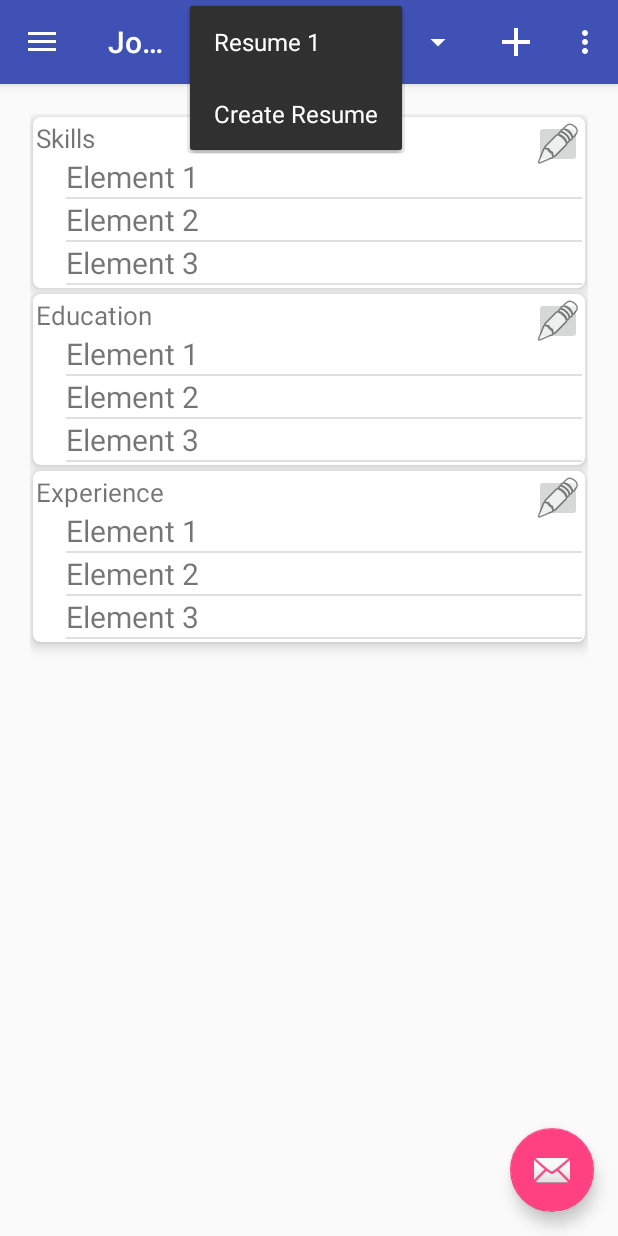
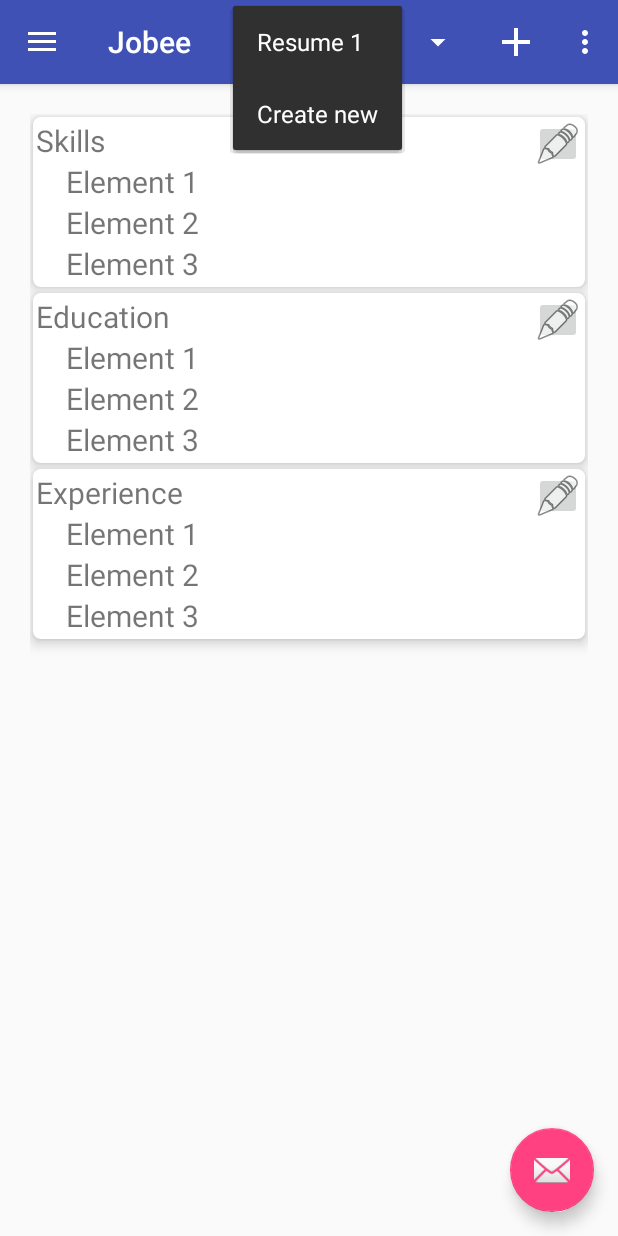
Before and after one commit to fredzqm/Jobee, an Android app: the fragment ResumeFragment placed in its activity, after a tap on "Resume 1", on a phone screen of 412 x 824 dp. Run offline under Robolectric (Android 15) with nearby library versions, the phone set to English and light mode, and no system bars.

Commit message:
Resume switch nicely

```diff
--- a/app/src/main/java/com/fredzqm/jobee/job_seeker/resume/NestedListView.java
+++ /dev/null
@@ -1,57 +0,0 @@
-package com.fredzqm.jobee.job_seeker.resume;
-
-import android.content.Context;
-import android.util.AttributeSet;
-import android.view.View;
-import android.view.ViewGroup;
-import android.widget.ListAdapter;
-import android.widget.ListView;
-
-public class NestedListView extends ListView {
-
-    private int listViewTouchAction;
-    private static final int MAXIMUM_LIST_ITEMS_VIEWABLE = 99;
-
-    public NestedListView(Context context, AttributeSet attrs) {
-        super(context, attrs);
-        listViewTouchAction = -1;
-    }
-
-    @Override
-    protected void onMeasure(int widthMeasureSpec, int heightMeasureSpec) {
-        super.onMeasure(widthMeasureSpec, heightMeasureSpec);
-
-        int newHeight = 0;
-        final int heightMode = MeasureSpec.getMode(heightMeasureSpec);
-        int heightSize = MeasureSpec.getSize(heightMeasureSpec);
-        if (heightMode != MeasureSpec.EXACTLY) {
-            ListAdapter listAdapter = getAdapter();
-            if (listAdapter != null && !listAdapter.isEmpty()) {
-                int listPosition = 0;
-                int count = listAdapter.getCount();
-                for (listPosition = 0; listPosition < count
-                        && listPosition < MAXIMUM_LIST_ITEMS_VIEWABLE; listPosition++) {
-                    View listItem = listAdapter.getView(listPosition, null, this);
-                    if (listItem instanceof ViewGroup) {
-                        listItem.setLayoutParams(new LayoutParams(
-                                LayoutParams.WRAP_CONTENT, LayoutParams.WRAP_CONTENT));
-                    }
-                    listItem.measure(widthMeasureSpec, heightMeasureSpec);
-                    int height = listItem.getMeasuredHeight();
-                    newHeight += height;
-                }
-                int divHeight = getDividerHeight();
-                newHeight += divHeight * listPosition;
-            }
-            if ((heightMode == MeasureSpec.AT_MOST) && (newHeight > heightSize)) {
-                if (newHeight > heightSize) {
-                    newHeight = heightSize;
-                }
-            }
-        } else {
-            newHeight = getMeasuredHeight();
-        }
-        setMeasuredDimension(getMeasuredWidth(), newHeight);
-    }
-
-}
--- a/app/src/main/java/com/fredzqm/jobee/job_seeker/resume/ResumeAdapter.java
+++ b/app/src/main/java/com/fredzqm/jobee/job_seeker/resume/ResumeAdapter.java
@@ -3,7 +3,9 @@ package com.fredzqm.jobee.job_seeker.resume;
 import android.content.Context;
 import android.content.DialogInterface;
 import android.support.v7.app.AlertDialog;
+import android.support.v7.widget.LinearLayoutCompat;
 import android.support.v7.widget.RecyclerView;
+import android.view.Gravity;
 import android.view.LayoutInflater;
 import android.view.View;
 import android.view.ViewGroup;
@@ -12,6 +14,7 @@ import android.widget.BaseAdapter;
 import android.widget.Button;
 import android.widget.EditText;
 import android.widget.ImageButton;
+import android.widget.LinearLayout;
 import android.widget.ListView;
 import android.widget.TextView;
 
@@ -49,9 +52,7 @@ public class ResumeAdapter extends RecyclerView.Adapter<ResumeAdapter.ViewHolder
 
     @Override
     public void onBindViewHolder(ViewHolder holder, int position) {
-        holder.mResumeCategory = this.mResume.get(position);
-        holder.mTypeTextView.setText(holder.mResumeCategory.getType());
-        holder.mAdapter.notifyDataSetChanged();
+        holder.updateUI(this.mResume.get(position));
     }
 
     @Override
@@ -68,31 +69,45 @@ public class ResumeAdapter extends RecyclerView.Adapter<ResumeAdapter.ViewHolder
         return mResume;
     }
 
-    public class ViewHolder extends RecyclerView.ViewHolder implements View.OnClickListener, AdapterView.OnItemClickListener {
+    public class ViewHolder extends RecyclerView.ViewHolder implements View.OnClickListener{
+        ResumeCategory mResumeCategory;
+
         TextView mTypeTextView;
-        ListView mListView;
-        ResumeCategory mResumeCategory;
-        ResumeContentListAdapter mAdapter;
+        ImageButton mEditButton;
+        LinearLayout mListView;
 
         public ViewHolder(final View itemView) {
             super(itemView);
-            mAdapter = new ResumeContentListAdapter();
             mResumeCategory = new ResumeCategory();
 
             mTypeTextView = (TextView) itemView.findViewById(R.id.js_resume_item_content_title);
             mTypeTextView.setOnClickListener(this);
-            ImageButton button = (ImageButton) itemView.findViewById(R.id.edit_button);
-            button.setOnClickListener(this);
-            mListView = (ListView) itemView.findViewById(R.id.listviewTasks);
-            mListView.setTextFilterEnabled(true);
-            mListView.setOnItemClickListener(this);
-            mListView.setAdapter(mAdapter);
+            mEditButton = (ImageButton) itemView.findViewById(R.id.edit_button);
+            mEditButton.setOnClickListener(this);
+            mListView = (LinearLayout) itemView.findViewById(R.id.listviewTasks);
+        }
+
+        public void updateUI(ResumeCategory resumeCategory) {
+            this.mResumeCategory = resumeCategory;
+            mTypeTextView.setText(mResumeCategory.getType());
+            mListView.removeAllViews();
+            for (int i = 0 ; i < mResumeCategory.size(); i++) {
+                String s = mResumeCategory.get(i);
+                TextView tv = new TextView(mContext);
+                tv.setGravity(Gravity.CENTER_VERTICAL);
+                tv.setId(i);
+                tv.setTextSize(20);
+                tv.setText(s);
+                tv.setOnClickListener(this);
+                mListView.addView(tv);
+            }
         }
 
         @Override
         public void onClick(View view) {
             if (!mEditing) {
                 mEditing = true;
+                if (view == mTypeTextView || view == mEditButton) {
                     final EditText editText = new EditText(mContext);
                     editText.setText(mResumeCategory.getType());
                     new AlertDialog.Builder(mContext)
@@ -120,13 +135,8 @@ public class ResumeAdapter extends RecyclerView.Adapter<ResumeAdapter.ViewHolder
                                 }
                             })
                             .show();
-            }
-        }
-
-        @Override
-        public void onItemClick(AdapterView<?> adapterView, final View view, final int position, long id) {
-            if (!mEditing) {
-                mEditing = true;
+                }else{
+                    final int position = view.getId();
                     final EditText editText = new EditText(mContext);
                     editText.setText(mResumeCategory.get(position));
                     new AlertDialog.Builder(mContext)
@@ -137,7 +147,8 @@ public class ResumeAdapter extends RecyclerView.Adapter<ResumeAdapter.ViewHolder
                                 public void onClick(DialogInterface dialog, int which) {
                                     String str = editText.getText().toString();
                                     mResumeCategory.set(position, str);
-                                mAdapter.notifyDataSetChanged();
+                                    TextView textView = (TextView) mListView.getChildAt(position);
+                                    textView.setText(str);
                                 }
                             })
                             .setNegativeButton(android.R.string.no, null)
@@ -150,46 +161,7 @@ public class ResumeAdapter extends RecyclerView.Adapter<ResumeAdapter.ViewHolder
                             .show();
                 }
             }
-
-
-        /**
-         * Created by zhang on 7/14/2016.
-         */
-        public class ResumeContentListAdapter extends BaseAdapter {
-
-            public ResumeContentListAdapter() {
-            }
-
-            @Override
-            public int getCount() {
-                return mResumeCategory.size();
-            }
-
-            @Override
-            public Object getItem(int i) {
-                return mResumeCategory.get(i);
-            }
-
-            @Override
-            public long getItemId(int i) {
-                return mResumeCategory.get(i).hashCode();
-            }
-
-            @Override
-            public View getView(int position, View convertView, ViewGroup parent) {
-                View view;
-                if (convertView == null) {
-                    view = LayoutInflater.from(mContext).inflate(R.layout.js_resume_item_content_item_view, parent, false);
-                } else {
-                    view = convertView;
-                }
-                String name = mResumeCategory.get(position);
-                TextView nameTextView = (TextView) view.findViewById(R.id.js_resume_item_content_detail);
-                nameTextView.setText(name);
-                return view;
-            }
         }
 
     }
-
 }
--- a/app/src/main/java/com/fredzqm/jobee/job_seeker/resume/ResumeFragment.java
+++ b/app/src/main/java/com/fredzqm/jobee/job_seeker/resume/ResumeFragment.java
@@ -22,6 +22,8 @@ import android.widget.Spinner;
 import com.fredzqm.jobee.R;
 import com.fredzqm.jobee.job_seeker.ContainedFragment;
 
+import java.util.ArrayList;
+
 /**
  * A simple {@link Fragment} subclass.
  * Activities that contain this fragment must implement the
@@ -37,9 +39,12 @@ public class ResumeFragment extends ContainedFragment {
 
     private String mUserName;
     private Callback mCallback;
+
     private RecyclerView mRecyclerView;
     private ResumeAdapter mResumeAdapter;
-    private ResumeSwitchListAdapter mSwitchListAdapter;
+
+    private ArrayList<Resume> mResumes;
+
 
     public ResumeFragment() {
         // Required empty public constructor
@@ -67,13 +72,23 @@ public class ResumeFragment extends ContainedFragment {
         inflater.inflate(R.menu.js_resume, menu);
         MenuItem item = menu.findItem(R.id.action_switch);
         final MenuItem menuItem = item.setActionView(R.layout.resume_switch_list);
-        Spinner spinner = (Spinner) item.getActionView().findViewById(R.id.resume_switch_spiner);
-        spinner.setAdapter(mSwitchListAdapter);
+        final Spinner spinner = (Spinner) item.getActionView().findViewById(R.id.resume_switch_spiner);
+        spinner.setAdapter(new ArrayAdapter<String>(getContext(),android.R.layout.simple_list_item_1, android.R.id.text1){
+            public int getCount(){
+                return mResumes.size() + 1;
+            }
+
+            public String getItem(int position){
+                if (position == mResumes.size()){
+                    return "Create new";
+                }
+                return mResumes.get(position).getName();
+            }
+        });
         spinner.setOnItemSelectedListener(new AdapterView.OnItemSelectedListener() {
             @Override
             public void onItemSelected(AdapterView<?> parent, View view, int position, long id){
-                Resume selected = mSwitchListAdapter.getItem(position);
-                if (selected == Resume.createResumeStub){
+                if (position == mResumes.size()){
                     final EditText editText = new EditText(getContext());
                     editText.setHint("Resume name");
                     editText.setTransformationMethod(SingleLineTransformationMethod.getInstance());
@@ -84,13 +99,14 @@ public class ResumeFragment extends ContainedFragment {
                                 @Override
                                 public void onClick(DialogInterface dialog, int which) {
                                     Resume created = Resume.newInstance(editText.getText().toString());
-                                    mSwitchListAdapter.add(created);
+                                    mResumes.add(created);
                                     mResumeAdapter.setResume(created);
+                                    spinner.setPrompt(created.getName());
                                 }
                             })
                             .show();
                 }else{
-                    mResumeAdapter.setResume(selected);
+                    mResumeAdapter.setResume(mResumes.get(position));
                 }
             }
 
@@ -138,11 +154,11 @@ public class ResumeFragment extends ContainedFragment {
         }
         setHasOptionsMenu(true);
         mResumeAdapter = new ResumeAdapter(getContext());
-        mSwitchListAdapter = new ResumeSwitchListAdapter(getContext());
         // TODO: replace those with resume from database
         Resume resume = Resume.newInstance("Resume 1");
         mResumeAdapter.setResume(resume);
-        mSwitchListAdapter.add(resume);
+        mResumes = new ArrayList<>();
+        mResumes.add(resume);
     }
 
     @Override
--- a/app/src/main/java/com/fredzqm/jobee/job_seeker/resume/ResumeSwitchListAdapter.java
+++ /dev/null
@@ -1,27 +0,0 @@
-package com.fredzqm.jobee.job_seeker.resume;
-
-import android.content.Context;
-import android.sax.RootElement;
-import android.widget.ArrayAdapter;
-
-import com.fredzqm.jobee.R;
-
-/**
- * Created by zhang on 7/18/2016.
- */
-public class ResumeSwitchListAdapter extends ArrayAdapter<Resume> {
-    public ResumeSwitchListAdapter(Context context) {
-        super(context, android.R.layout.simple_list_item_1, android.R.id.text1);
-    }
-
-    public int getCount(){
-        return super.getCount() + 1;
-    }
-
-    public Resume getItem(int position){
-        if (position == super.getCount()){
-            return Resume.createResumeStub;
-        }
-        return super.getItem(position);
-    }
-}
--- a/app/src/main/res/layout/js_resume_item_content.xml
+++ b/app/src/main/res/layout/js_resume_item_content.xml
@@ -30,8 +30,9 @@
             android:padding="0dp"
             />
 
-        <com.fredzqm.jobee.job_seeker.resume.NestedListView
+        <LinearLayout
             android:id="@+id/listviewTasks"
+            android:orientation="vertical"
             android:layout_width="match_parent"
             android:layout_height="wrap_content"
             android:layout_marginLeft="20dp"
@@ -39,7 +40,7 @@
             android:layout_below="@+id/js_resume_item_content_title"
             android:focusable="false"
             >
-        </com.fredzqm.jobee.job_seeker.resume.NestedListView>
+        </LinearLayout>
 
 
 
--- a/app/src/main/res/layout/js_resume_item_content_item_edit.xml
+++ /dev/null
@@ -1,14 +0,0 @@
-<?xml version="1.0" encoding="utf-8"?>
-<RelativeLayout
-    xmlns:android="http://schemas.android.com/apk/res/android"
-    android:layout_width="match_parent"
-    android:layout_height="wrap_content">
-
-    <EditText
-        android:id="@+id/js_resume_item_content_detail"
-        android:layout_width="wrap_content"
-        android:layout_height="50dp"
-        android:text="element"
-        android:textSize="20sp" />
-
-</RelativeLayout>
--- a/app/src/main/res/layout/js_resume_item_content_item_view.xml
+++ /dev/null
@@ -1,9 +0,0 @@
-<?xml version="1.0" encoding="utf-8"?>
-<TextView
-    xmlns:android="http://schemas.android.com/apk/res/android"
-    android:id="@+id/js_resume_item_content_detail"
-    android:layout_width="wrap_content"
-    android:layout_height="wrap_content"
-    android:gravity="center_vertical"
-    android:text="element"
-    android:textSize="20sp" />
--- a/app/src/main/res/layout/resume_switch_list.xml
+++ b/app/src/main/res/layout/resume_switch_list.xml
@@ -3,4 +3,5 @@
 <Spinner xmlns:android="http://schemas.android.com/apk/res/android"
     android:id="@+id/resume_switch_spiner"
     android:layout_width="fill_parent"
-    android:layout_height="wrap_content" />
+    android:layout_height="wrap_content"
+    />
--- a/app/src/main/res/values/dimens.xml
+++ b/app/src/main/res/values/dimens.xml
@@ -11,7 +11,7 @@
     <dimen name="login_signup_title_margin">45dp</dimen>
     <dimen name="resume_container_margin">20dp</dimen>
     <dimen name="resume_label_margin">1dp</dimen>
-    <dimen name="resume_label_font">17sp</dimen>
+    <dimen name="resume_label_font">20sp</dimen>
     <dimen name="small_margin">3dp</dimen>
     <dimen name="card_view_corner_radius">5dp</dimen>
     <dimen name="content_padding">2dp</dimen>
```
Lines whose indentation alone changed are shown as unchanged.
